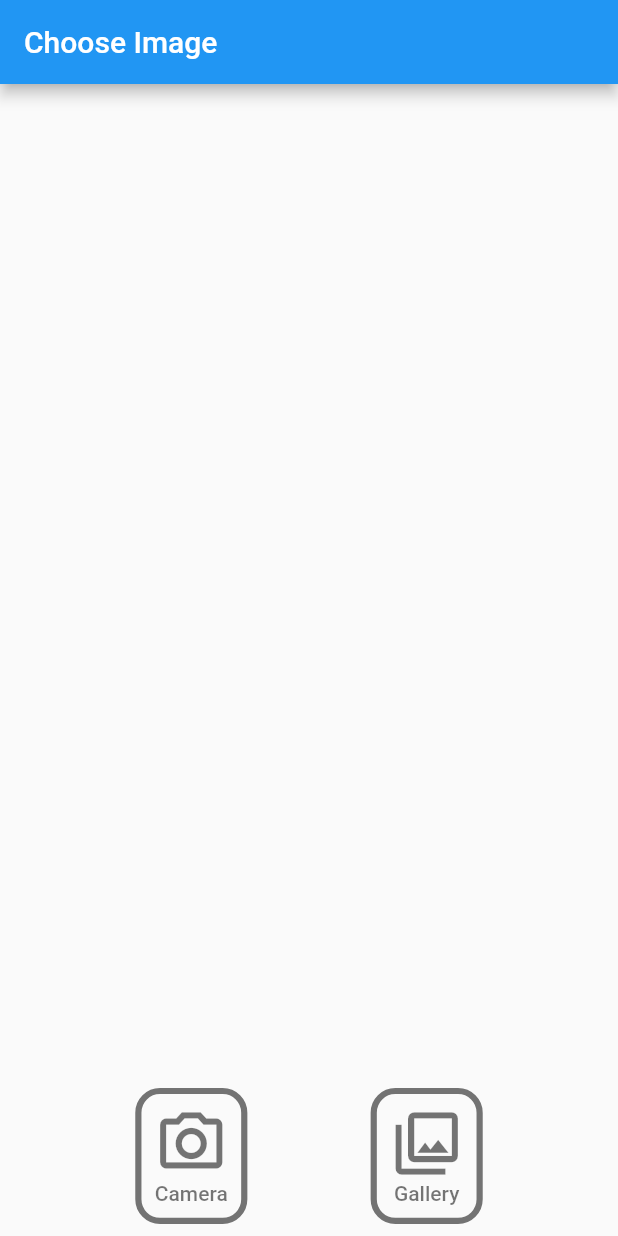
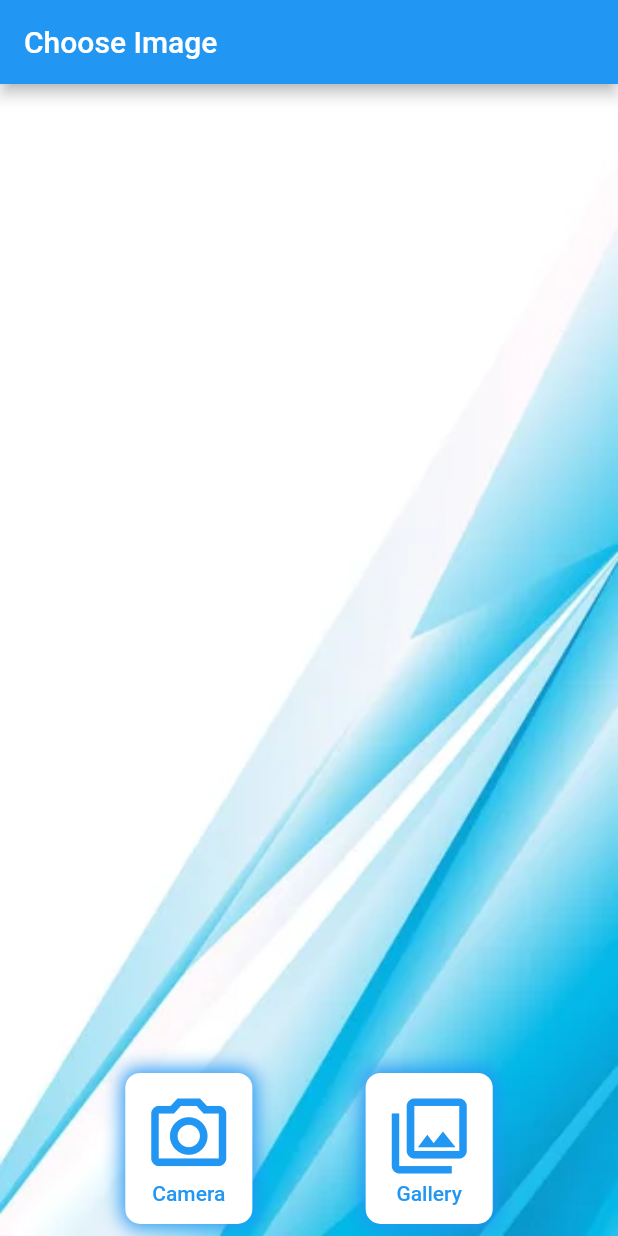
Before and after one commit to Concetto-Labs/flutter_with_fun, a Flutter app: the screen it shows after launch, on a phone screen of 412 x 824 dp. Run offline on Flutter 3.47's test engine with Material 2 defaults, Android fonts, the phone set to English and light mode, and no system bars; our stand-ins replace image_picker, permission_handler; missing offline and left inert: external_path.

Commit message:
UI changes

```diff
--- /dev/null
+++ b/lib/common/app_images.dart
@@ -0,0 +1,7 @@
+class AppImages {
+  const AppImages._();
+
+  static const String splashImage = "assets/images/splash_image.jpg";
+  static const String splashLogo = "assets/images/splash_logo.png";
+
+}
--- a/lib/main.dart
+++ b/lib/main.dart
@@ -1,5 +1,5 @@
 import 'package:filter_app/common/app_string.dart';
-import 'package:filter_app/screens/home_screen.dart';
+import 'package:filter_app/screens/splash_screen/splash_screen.dart';
 import 'package:flutter/material.dart';
 
 void main() {
@@ -14,7 +14,7 @@ class MyApp extends StatelessWidget {
     return const MaterialApp(
       debugShowCheckedModeBanner: false,
       title: AppString.appName,
-      home: HomeScreen(),
+      home: SplashScreen(),
     );
   }
 }
--- a/lib/widget/filter_box.dart
+++ b/lib/screens/filter_screen/widget/filter_box.dart
@@ -24,7 +24,10 @@ class FilterBox extends StatelessWidget {
           padding: const EdgeInsets.all(12.0),
           child: Text(
             title,
-            style: const TextStyle(fontWeight: FontWeight.w500),
+            style: TextStyle(
+              fontWeight: FontWeight.w500,
+              color: isSelected ? Colors.blue : Colors.black,
+            ),
           ),
         ),
         InkWell(
--- a/lib/screens/home_screen.dart
+++ b/lib/screens/home_screen/home_screen.dart
@@ -1,10 +1,11 @@
+import 'package:filter_app/common/app_images.dart';
 import 'package:filter_app/common/app_string.dart';
+import 'package:filter_app/screens/home_screen/widget/square_button.dart';
 import 'package:filter_app/utils/utils.dart';
-import 'package:filter_app/widget/square_button.dart';
 import 'package:flutter/foundation.dart';
 import 'package:flutter/material.dart';
 import 'package:image_picker/image_picker.dart';
-import 'filter_screen.dart';
+import '../filter_screen/filter_screen.dart';
 
 class HomeScreen extends StatefulWidget {
   const HomeScreen({Key? key}) : super(key: key);
@@ -25,6 +26,13 @@ class _HomeScreenState extends State<HomeScreen> {
         ),
       ),
       body: SafeArea(
+        child: Container(
+          decoration: selectedImageIntList == null
+              ? const BoxDecoration(
+                  image: DecorationImage(
+                      image: AssetImage(AppImages.splashImage),
+                      fit: BoxFit.fill))
+              : null,
           child: Column(
             mainAxisAlignment: MainAxisAlignment.end,
             children: [
@@ -49,6 +57,7 @@ class _HomeScreenState extends State<HomeScreen> {
                 ),
               ),
             ],
+          ),
         ),
       ),
     );
--- a/lib/widget/square_button.dart
+++ b/lib/screens/home_screen/widget/square_button.dart
@@ -25,22 +25,32 @@ class SquareButton extends StatelessWidget {
     return InkWell(
       onTap: onTap,
       child: Container(
-        padding: EdgeInsets.all(info.width * 0.02),
-        decoration: BoxDecoration(
-            borderRadius: BorderRadius.circular(info.width * 0.04),
-            border:
-                Border.all(color: Colors.black54, width: info.width * 0.01)),
+        padding: EdgeInsets.all(info.width * 0.03),
+        decoration: const BoxDecoration(
+          color: Colors.white,
+          borderRadius: BorderRadius.all(
+            Radius.circular(10),
+          ),
+          boxShadow: [
+            BoxShadow(
+              color: Colors.blue,
+              blurRadius: 10.0,
+              spreadRadius: 2.0,
+              offset: Offset(0.0, .0),
+            )
+          ],
+        ),
         child: Column(
           children: [
             Icon(
               icon,
-              size: 50,
-              color: Colors.black54,
+              size: 60,
+              color: Colors.blue,
             ),
             Text(
               text,
               style: const TextStyle(
-                  color: Colors.black54, fontWeight: FontWeight.w500),
+                  color: Colors.blue, fontWeight: FontWeight.w500),
             )
           ],
         ),
```
Also changed, not shown: lib/screens/filter_screen/filter_screen.dart (renamed from lib/screens/filter_screen.dart, +13 -2 lines), lib/screens/splash_screen/splash_screen.dart (added, +42 -0 lines), pubspec.yaml (+2 -16 lines), assets/images/splash_image.jpg (added), assets/images/splash_logo.png (added). Lines whose indentation alone changed are shown as unchanged.
